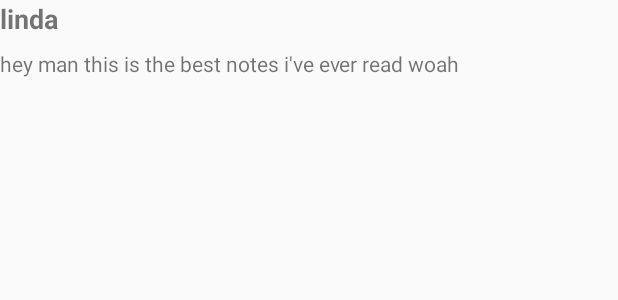
After one commit to notes4notes/notes4notes, an Android app: the layout item_comment.xml on its own in the app's theme, with its tools: preview values and no code run, on a phone screen of 412 x 824 dp. The commit adds this screen. Shown: the top 300 px of the screen. Run offline under Robolectric (Android 15) with nearby library versions, the phone set to English and light mode, and no system bars.

Commit message:
Merge branch 'master' of C:\Users\Admin\Desktop\notes4notes with conflicts.

```diff
--- a/app/src/main/java/com/example/notes4notes/Activities/CommentActivity.java
+++ b/app/src/main/java/com/example/notes4notes/Activities/CommentActivity.java
@@ -88,6 +88,7 @@ public class CommentActivity extends AppCompatActivity  {
     }
     private void saveComment(String commentText){
         String postID = getIntent().getStringExtra("postString");
+        String username = ParseUser.getCurrentUser().getUsername();
         ParseObject post = new Post();  // Post(postID);
         post.setObjectId(postID);
         ParseObject comment = ParseObject.create("Comment");
--- a/app/src/main/java/com/example/notes4notes/Adapters/PostsAdapter.java
+++ b/app/src/main/java/com/example/notes4notes/Adapters/PostsAdapter.java
@@ -22,6 +22,7 @@ import com.example.notes4notes.Activities.CommentActivity;
 import com.example.notes4notes.DetailedActivities.DetailedPostActivity;
 import com.example.notes4notes.Models.Post;
 import com.example.notes4notes.R;
+import com.parse.ParseUser;
 
 import org.parceler.Parcels;
 
@@ -129,6 +130,7 @@ public class PostsAdapter extends RecyclerView.Adapter<PostsAdapter.ViewHolder>
                     Intent intent = new Intent(v.getContext(), CommentActivity.class);
                     intent.putExtra("postString", post.getObjectId());
                     intent.putExtra("postID", Parcels.wrap(post));
+                    intent.putExtra("username", ParseUser.getCurrentUser().getUsername());
                     v.getContext().startActivity(intent);
                 }
             });
--- a/app/src/main/java/com/example/notes4notes/ParseApplication.java
+++ b/app/src/main/java/com/example/notes4notes/ParseApplication.java
@@ -2,6 +2,7 @@ package com.example.notes4notes;
 
 import android.app.Application;
 
+import com.example.notes4notes.Models.Comment;
 import com.example.notes4notes.Models.Post;
 import com.parse.Parse;
 import com.parse.ParseObject;
@@ -27,6 +28,7 @@ public class ParseApplication extends Application{
         */
 
         ParseObject.registerSubclass(Post.class);
+        ParseObject.registerSubclass(Comment.class);
             Parse.initialize(new Parse.Configuration.Builder(this)
                 .applicationId(appId) // should correspond to APP_ID env variable
                 .clientKey(clientKey)  // set explicitly unless clientKey is explicitly configured on Parse server
--- /dev/null
+++ b/app/src/main/res/layout/item_comment.xml
@@ -0,0 +1,24 @@
+<?xml version="1.0" encoding="utf-8"?>
+<androidx.constraintlayout.widget.ConstraintLayout xmlns:android="http://schemas.android.com/apk/res/android"
+    xmlns:app="http://schemas.android.com/apk/res-auto"
+    xmlns:tools="http://schemas.android.com/tools"
+    android:orientation="vertical" android:layout_width="match_parent"
+    android:layout_height="match_parent">
+
+    <TextView
+        android:id="@+id/commentAuthor"
+        android:layout_width="match_parent"
+        android:layout_height="wrap_content"
+        android:text="linda"
+        android:textSize="18sp"
+        android:textStyle="bold" />
+
+    <TextView
+        android:id="@+id/commentText"
+        android:layout_width="match_parent"
+        android:layout_height="wrap_content"
+        android:layout_marginTop="8dp"
+        android:text="hey man this is the best notes i've ever read woah"
+        app:layout_constraintTop_toBottomOf="@+id/commentAuthor"
+        tools:layout_editor_absoluteX="-16dp" />
+</androidx.constraintlayout.widget.ConstraintLayout>
```
Also changed, not shown: app/src/main/java/com/example/notes4notes/Adapters/CommentAdapter.java (added, +91 -0 lines), app/src/main/java/com/example/notes4notes/DetailedActivities/DetailedPostActivity.java (+59 -0 lines), app/src/main/java/com/example/notes4notes/Models/Comment.java (+6 -1 lines).
